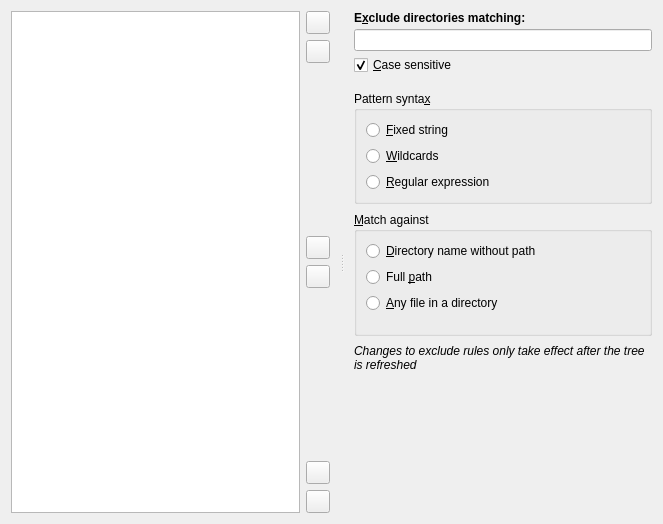
Old version of the form src/exclude-rules-config-page.ui in the repository Lithopsian/qdirstat.
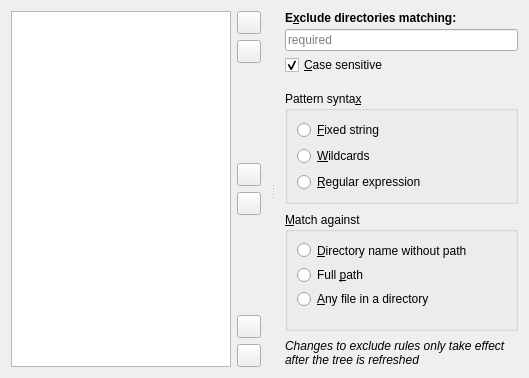
New version of the form. Icons and pictures are not drawn.

Diff of the .ui file:
```diff
--- a/src/exclude-rules-config-page.ui
+++ b/src/exclude-rules-config-page.ui
@@ -6,8 +6,8 @@
    <rect>
     <x>0</x>
     <y>0</y>
-    <width>663</width>
-    <height>524</height>
+    <width>529</width>
+    <height>378</height>
    </rect>
   </property>
   <layout class="QHBoxLayout" name="horizontalLayout_2">
@@ -168,7 +168,14 @@
             </widget>
            </item>
            <item>
-            <widget class="QLineEdit" name="patternLineEdit"/>
+            <widget class="QLineEdit" name="patternLineEdit">
+             <property name="toolTip">
+              <string>&lt;p style='white-space:pre'&gt;A pattern to match against to exclude files or directories&lt;br/&gt;from reading (except in the packaged files view)&lt;/p&gt;</string>
+             </property>
+             <property name="placeholderText">
+              <string>required</string>
+             </property>
+            </widget>
            </item>
           </layout>
          </item>
@@ -291,8 +298,8 @@
          </property>
          <property name="sizeHint" stdset="0">
           <size>
-           <width>13</width>
-           <height>13</height>
+           <width>0</width>
+           <height>0</height>
           </size>
          </property>
         </spacer>
```
Left out of the diff: 32 changed lines with no effect on the pictures.
